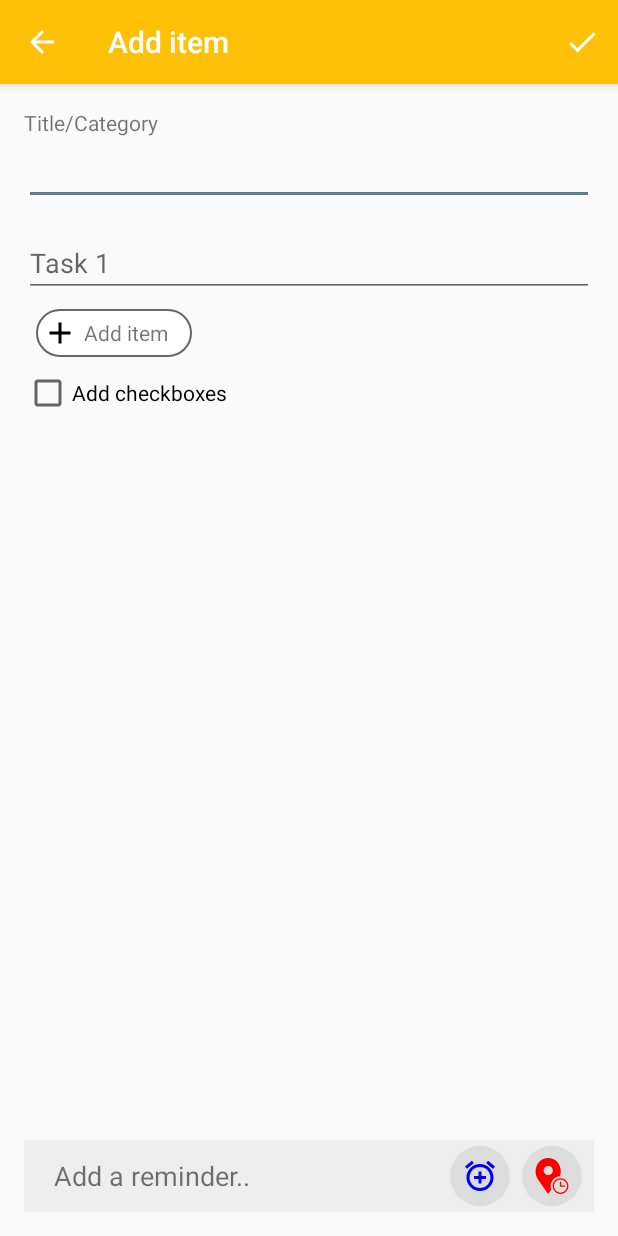
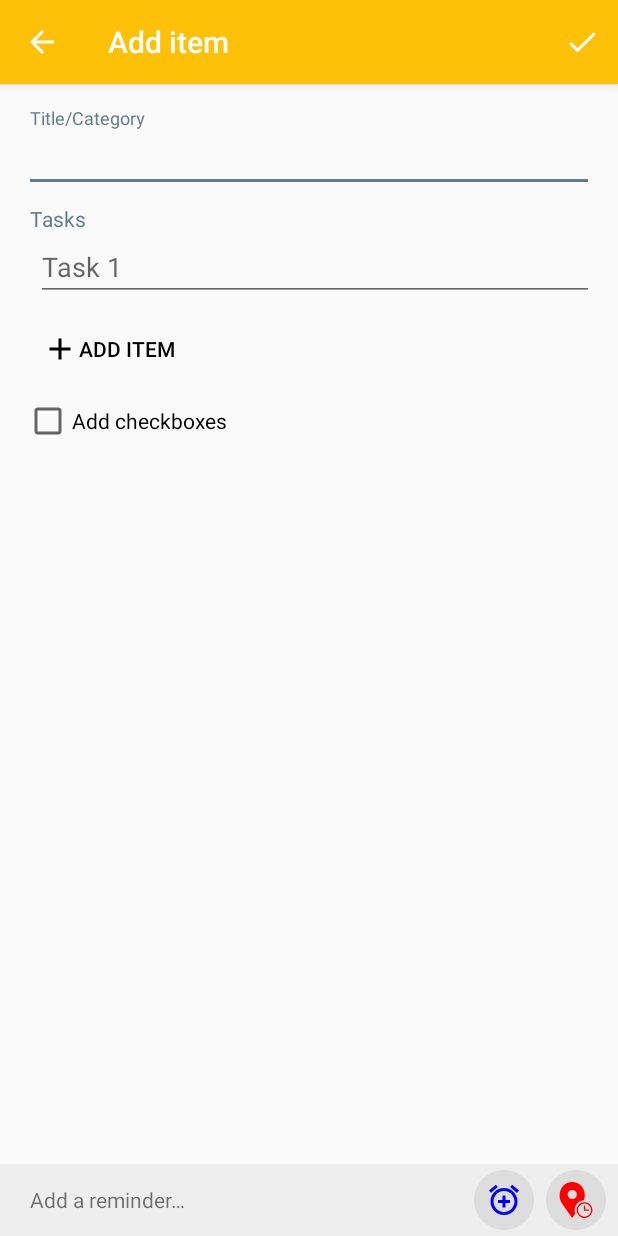
Before and after one commit to shivam-jindal/RemindThere, an Android app: the AddItemActivity screen opened directly, with no data from a screen before it, on a phone screen of 412 x 824 dp. Run offline under Robolectric (Android 15) with nearby library versions, the phone set to English and light mode, and no system bars.

Commit message:
Lots and lots of UI upgrades and bug fixes

```diff
--- a/app/src/main/java/shivamjindal/remindthere/AddItemActivity.java
+++ b/app/src/main/java/shivamjindal/remindthere/AddItemActivity.java
@@ -3,12 +3,9 @@ package shivamjindal.remindthere;
 import android.Manifest;
 import android.app.PendingIntent;
 import android.content.Intent;
-import android.content.SharedPreferences;
 import android.content.pm.PackageManager;
-import android.graphics.Color;
 import android.location.Location;
 import android.os.Bundle;
-import android.preference.PreferenceManager;
 import android.support.annotation.NonNull;
 import android.support.annotation.Nullable;
 import android.support.v4.app.ActivityCompat;
@@ -21,10 +18,8 @@ import android.view.MenuItem;
 import android.view.View;
 import android.widget.CheckBox;
 import android.widget.EditText;
-import android.widget.ImageButton;
 import android.widget.ImageView;
 import android.widget.LinearLayout;
-import android.widget.RadioButton;
 import android.widget.TextView;
 
 import com.google.android.gms.common.ConnectionResult;
@@ -85,7 +80,7 @@ public class AddItemActivity extends AppCompatActivity
     @Override
     protected void onCreate(@Nullable Bundle savedInstanceState) {
         super.onCreate(savedInstanceState);
-        setContentView(R.layout.add_item_activity);
+        setContentView(R.layout.activity_item);
 
         addItemButton = (TextView) findViewById(R.id.add_item_button);
         title = (EditText) findViewById(R.id.title_edit_text);
--- a/app/src/main/java/shivamjindal/remindthere/EditItemActivity.java
+++ b/app/src/main/java/shivamjindal/remindthere/EditItemActivity.java
@@ -59,7 +59,7 @@ public class EditItemActivity extends AppCompatActivity implements TimeReminderD
     @Override
     protected void onCreate(@Nullable Bundle savedInstanceState) {
         super.onCreate(savedInstanceState);
-        setContentView(R.layout.activity_edit_item);
+        setContentView(R.layout.activity_item);
         addItemButton = (TextView) findViewById(R.id.add_item_button);
         title = (EditText) findViewById(R.id.title_edit_text);
         firstTask = (EditText) findViewById(R.id.first_task);
@@ -77,7 +77,7 @@ public class EditItemActivity extends AppCompatActivity implements TimeReminderD
 
             if (tasksContainer.getTasks().size() > 0) {
                 firstTask.setText(tasksContainer.getTasks().get(0).getTaskName());
-                addCheckboxRadio.setChecked(tasksContainer.getTasks().get(0).isCheckVisible());
+                addCheckboxRadio.setChecked(tasksContainer.getTasks().get(0).isChecked());
             }
 
             for (int i = 1; i < tasksContainer.getTasks().size(); i++) {
--- a/app/src/main/java/shivamjindal/remindthere/MainActivity.java
+++ b/app/src/main/java/shivamjindal/remindthere/MainActivity.java
@@ -23,7 +23,7 @@ import java.util.Locale;
 
 public class MainActivity extends AppCompatActivity implements VoiceInputDialog.VoiceInputDialogListener {
 
-    boolean linearView = true;
+    boolean linearView = false;
     int REQ_CODE_SPEECH_INPUT = 11;
     static CoordinatorLayout mainParentLayout;
 
--- /dev/null
+++ b/app/src/main/res/layout/activity_item.xml
@@ -0,0 +1,122 @@
+<?xml version="1.0" encoding="utf-8"?>
+<RelativeLayout xmlns:android="http://schemas.android.com/apk/res/android"
+    xmlns:app="http://schemas.android.com/apk/res-auto"
+    android:layout_width="match_parent"
+    android:layout_height="match_parent">
+
+    <ScrollView
+        android:id="@+id/scroll_view"
+        android:layout_width="match_parent"
+        android:layout_height="wrap_content"
+        android:fillViewport="true"
+        android:padding="16dp">
+
+        <LinearLayout
+            android:layout_width="match_parent"
+            android:layout_height="wrap_content"
+            android:orientation="vertical">
+
+            <android.support.design.widget.TextInputLayout
+                android:layout_width="match_parent"
+                android:layout_height="wrap_content"
+                android:layout_marginBottom="8dp">
+
+                <EditText
+                    android:id="@+id/title_edit_text"
+                    android:layout_width="match_parent"
+                    android:layout_height="wrap_content"
+                    android:layout_below="@+id/input_instruction"
+                    android:hint="@string/title" />
+
+            </android.support.design.widget.TextInputLayout>
+
+            <TextView
+                android:id="@+id/instr1"
+                android:layout_width="match_parent"
+                android:layout_height="wrap_content"
+                android:layout_marginStart="4dp"
+                android:text="@string/tasks"
+                android:textColor="@color/colorAccent" />
+
+            <LinearLayout
+                android:id="@+id/tasks_layout"
+                android:layout_width="match_parent"
+                android:layout_height="wrap_content"
+                android:layout_marginBottom="8dp"
+                android:layout_marginStart="8dp"
+                android:orientation="vertical">
+
+                <android.support.design.widget.TextInputEditText
+                    android:id="@+id/first_task"
+                    android:layout_width="match_parent"
+                    android:layout_height="wrap_content"
+                    android:hint="@string/task_1"
+                    android:inputType="textNoSuggestions" />
+
+            </LinearLayout>
+
+            <Button
+                android:id="@+id/add_item_button"
+                style="?android:attr/borderlessButtonStyle"
+                android:layout_width="wrap_content"
+                android:layout_height="wrap_content"
+                android:layout_marginBottom="8dp"
+                android:backgroundTint="@android:color/transparent"
+                android:drawableStart="@drawable/plus_mark"
+                android:drawableTint="@android:color/black"
+                android:text="@string/add_item"
+                android:textColor="@android:color/black" />
+
+            <CheckBox
+                android:id="@+id/add_checkboxes_radio"
+                android:layout_width="match_parent"
+                android:layout_height="wrap_content"
+                android:layout_marginBottom="40dp"
+                android:text="@string/add_checkbox" />
+
+        </LinearLayout>
+
+    </ScrollView>
+
+    <LinearLayout
+        android:layout_width="match_parent"
+        android:layout_height="wrap_content"
+        android:layout_alignParentBottom="true"
+        android:layout_gravity="bottom"
+        android:background="#eeeeee"
+        android:orientation="horizontal"
+        android:padding="4dp">
+
+        <TextView
+            android:layout_width="0dp"
+            android:layout_height="wrap_content"
+            android:layout_gravity="center"
+            android:layout_weight="1"
+            android:paddingLeft="16dp"
+            android:paddingRight="16dp"
+            android:text="@string/add_reminder_message" />
+
+        <ImageView
+            android:id="@+id/time_alarm_button"
+            android:layout_width="wrap_content"
+            android:layout_height="wrap_content"
+            android:layout_marginLeft="4dp"
+            android:layout_marginRight="4dp"
+            android:background="@drawable/image_border"
+            android:padding="8dp"
+            app:srcCompat="@drawable/time_alarm" />
+
+        <ImageView
+            android:id="@+id/location_alarm_button"
+            android:layout_width="wrap_content"
+            android:layout_height="wrap_content"
+            android:layout_gravity="end"
+            android:layout_marginLeft="4dp"
+            android:layout_marginRight="4dp"
+            android:background="@drawable/image_border"
+            android:foregroundGravity="right"
+            android:padding="8dp"
+            app:srcCompat="@drawable/location_alarm" />
+
+    </LinearLayout>
+</RelativeLayout>
--- a/app/src/main/res/layout/add_item_activity.xml
+++ /dev/null
@@ -1,110 +0,0 @@
-<?xml version="1.0" encoding="utf-8"?>
-<RelativeLayout xmlns:android="http://schemas.android.com/apk/res/android"
-    android:layout_width="match_parent"
-    android:layout_height="match_parent"
-    android:padding="16dp">
-
-    <RelativeLayout
-        android:id="@+id/title_rl"
-        android:layout_width="match_parent"
-        android:layout_height="wrap_content"
-        android:layout_centerHorizontal="true"
-        android:layout_marginBottom="16dp">
-
-        <TextView
-            android:id="@+id/input_instruction"
-            android:layout_width="wrap_content"
-            android:layout_height="wrap_content"
-            android:text="@string/title"
-            android:textSize="14sp" />
-
-        <EditText
-            android:id="@+id/title_edit_text"
-            android:layout_width="match_parent"
-            android:layout_height="wrap_content"
-            android:layout_below="@+id/input_instruction" />
-
-    </RelativeLayout>
-
-    <LinearLayout
-        android:id="@+id/tasks_layout"
-        android:layout_width="match_parent"
-        android:layout_height="wrap_content"
-        android:layout_below="@+id/title_rl"
-        android:orientation="vertical">
-
-        <android.support.design.widget.TextInputEditText
-            android:id="@+id/first_task"
-            android:layout_width="match_parent"
-            android:layout_height="wrap_content"
-            android:hint="@string/task_1"
-            android:inputType="textNoSuggestions" />
-
-    </LinearLayout>
-
-
-    <TextView
-        android:id="@+id/add_item_button"
-        android:layout_width="wrap_content"
-        android:layout_height="wrap_content"
-        android:layout_below="@+id/tasks_layout"
-        android:layout_margin="8dp"
-        android:background="@drawable/background"
-        android:drawablePadding="4dp"
-        android:drawableStart="@drawable/plus_mark"
-        android:gravity="center_vertical"
-        android:padding="4dp"
-        android:paddingEnd="16dp"
-        android:text="@string/add_item" />
-
-
-    <CheckBox
-        android:id="@+id/add_checkboxes_radio"
-        android:layout_width="match_parent"
-        android:layout_height="wrap_content"
-        android:layout_below="@id/add_item_button"
-        android:text="@string/add_checkbox" />
-
-
-    <LinearLayout
-        android:layout_width="match_parent"
-        android:layout_height="wrap_content"
-        android:layout_alignParentBottom="true"
-        android:background="#eeeeee"
-        android:orientation="horizontal"
-        android:padding="4dp">
-
-        <TextView
-            android:layout_width="0dp"
-            android:layout_height="wrap_content"
-            android:layout_gravity="center"
-            android:layout_weight="1"
-            android:paddingLeft="16dp"
-            android:paddingRight="16dp"
-            android:text="@string/add_reminder_message"
-            android:textSize="18sp" />
-
-        <ImageView
-            android:id="@+id/time_alarm_button"
-            android:layout_width="wrap_content"
-            android:layout_height="wrap_content"
-            android:layout_marginLeft="4dp"
-            android:layout_marginRight="4dp"
-            android:background="@drawable/image_border"
-            android:padding="8dp"
-            android:src="@drawable/time_alarm" />
-
-        <ImageView
-            android:id="@+id/location_alarm_button"
-            android:layout_width="wrap_content"
-            android:layout_height="wrap_content"
-            android:layout_gravity="end"
-            android:layout_marginLeft="4dp"
-            android:layout_marginRight="4dp"
-            android:background="@drawable/image_border"
-            android:foregroundGravity="right"
-            android:padding="8dp"
-            android:src="@drawable/location_alarm" />
-
-    </LinearLayout>
-</RelativeLayout>
--- a/app/src/main/res/layout/fragment_main.xml
+++ b/app/src/main/res/layout/fragment_main.xml
@@ -2,6 +2,7 @@
 <RelativeLayout xmlns:android="http://schemas.android.com/apk/res/android"
     android:layout_width="match_parent"
     android:layout_height="match_parent"
+    android:padding="2dp"
     android:background="#eeeeee">
 
     <android.support.v7.widget.RecyclerView
--- a/app/src/main/res/menu/menu_main.xml
+++ b/app/src/main/res/menu/menu_main.xml
@@ -10,7 +10,7 @@
 
     <item
         android:id="@+id/change_layout"
-        android:icon="@drawable/view_staggered_grid_layout"
+        android:icon="@drawable/view_linear_layout"
         android:title="@string/change_view"
         app:showAsAction="ifRoom" />
 
--- a/app/src/main/res/values/colors.xml
+++ b/app/src/main/res/values/colors.xml
@@ -9,6 +9,6 @@
     <color name="title_text">#FF444444</color>
     <color name="reminder_dialog_color">@color/colorAccent</color>
     <color name="divider">@color/colorAccent</color>
-    <color name="delete_card_background">#990000</color>
+    <color name="delete_card_background">#d32f2f</color>
     <color name="reminder_text">@color/colorAccent</color>
 </resources>
--- a/app/src/main/res/values/dimens.xml
+++ b/app/src/main/res/values/dimens.xml
@@ -1,6 +1,6 @@
 <resources>
     <dimen name="fab_margin">16dp</dimen>
-    <dimen name="title_text">16sp</dimen>
+    <dimen name="title_text">20sp</dimen>
     <dimen name="recyclerview_margin">4dp</dimen>
     <dimen name="margin_task_text">8dp</dimen>
 </resources>
--- a/app/src/main/res/values/strings.xml
+++ b/app/src/main/res/values/strings.xml
@@ -7,21 +7,23 @@
     <string name="save_item">Save item</string>
     <string name="title_activity_edit_item">Edit task</string>
     <string name="add_checkbox">Add checkboxes</string>
-    <string name="add_reminder_message">Add a reminder..</string>
+    <string name="add_reminder_message">Add a reminder…</string>
     <string name="cancel_action">Cancel</string>
     <string name="set_reminder">Add</string>
-
     <string name="api_key">AIzaSyC7awnCDItO9F3cGzq37_H1FTcw-DSwWwE</string>
     <string name="cancel">Cancel</string>
     <string name="add_location_reminder">Add</string>
-    <string name="add_location_reminder_message">Add Reminder to Location</string>
-    <string name="selected_location">Selected Location</string>
+    <string name="add_location_reminder_message">Add reminder to location</string>
+    <string name="selected_location">Selected location</string>
     <string name="change_view">Change view</string>
     <string name="task_1">Task 1</string>
     <string name="speech_prompt">Add quick task..</string>
     <string name="speech_not_supported">Speech not supported on your device!</string>
     <string name="remindthere">RemindThere</string>
-    <string name="settings_notification_tone">Reminder Tone</string>
+    <string name="settings_notification_tone">Reminder tone</string>
     <string name="settings_vibrate">Vibration</string>
     <string name="title_activity_settings">Settings</string>
+    <string name="datetime_reminder">Date-time reminder</string>
+    <string name="location_reminder">Location reminder</string>
+    <string name="tasks">Tasks</string>
 </resources>
--- a/build.gradle
+++ b/build.gradle
@@ -3,9 +3,10 @@
 buildscript {
     repositories {
         jcenter()
+        google()
     }
     dependencies {
-        classpath 'com.android.tools.build:gradle:2.3.1'
+        classpath 'com.android.tools.build:gradle:3.0.1'
 
         // NOTE: Do not place your application dependencies here; they belong
         // in the individual module build.gradle files
@@ -15,6 +16,7 @@ buildscript {
 allprojects {
     repositories {
         jcenter()
+        google()
     }
 }
 
```
Also changed, not shown: app/build.gradle (+7 -7 lines), app/src/main/java/shivamjindal/remindthere/MainFragment.java (+15 -15 lines), app/src/main/res/drawable/ic_clear_black.xml (added, +9 -0 lines), app/src/main/res/layout/activity_edit_item.xml (deleted, +0 -110 lines), app/src/main/res/layout/activity_settings.xml (+25 -49 lines), app/src/main/res/layout/single_row_outer_recyclerview.xml (+21 -27 lines), gradle/wrapper/gradle-wrapper.properties.
